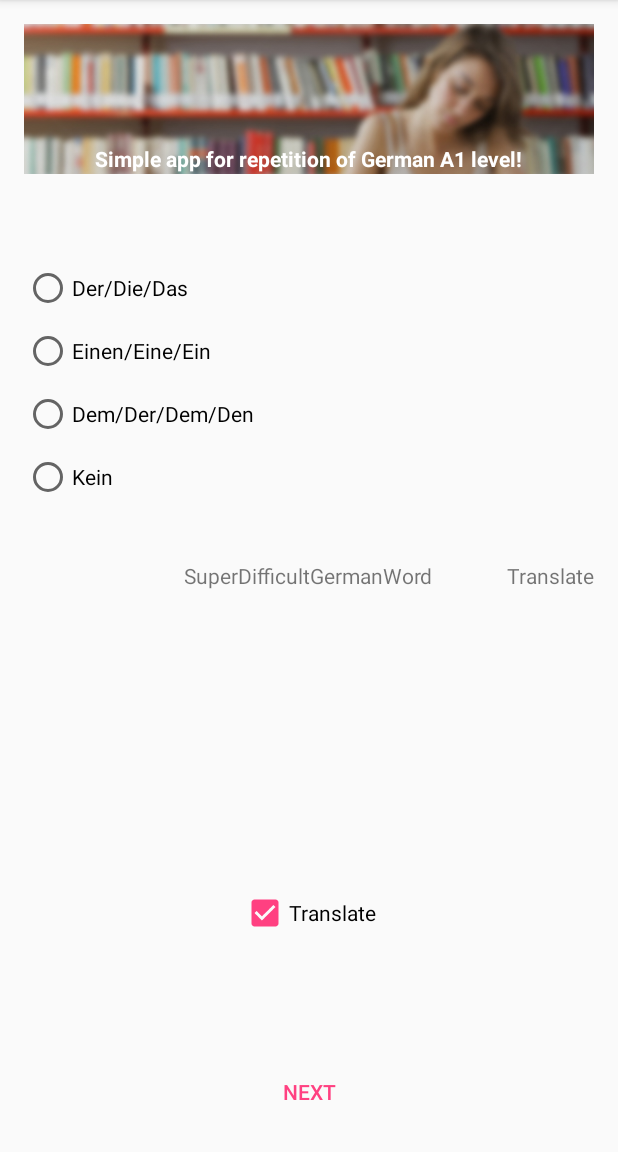
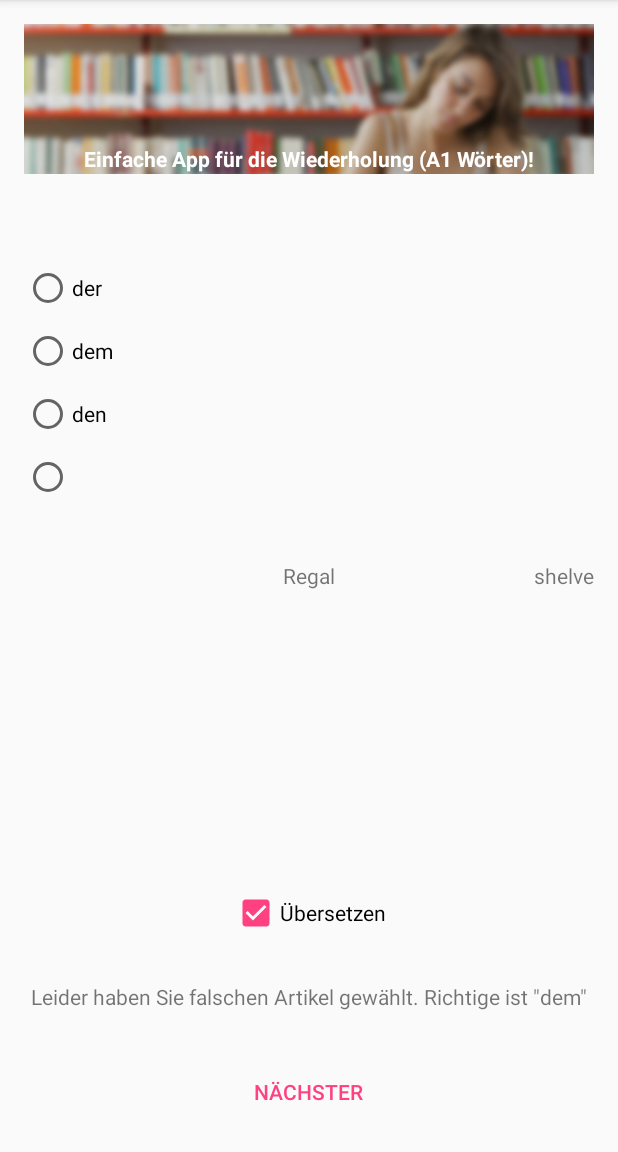
Before and after one commit to rsemenyshyn/oester, an Android app: the screen it shows after launch (MainActivity), after a tap on "OK", on a phone screen of 412 x 824 dp, the part 84-1236 px from its top. Run offline under Robolectric (Android 15) with nearby library versions, the phone set to English and light mode, and no system bars; 1 statement that could not run was skipped; 1 other tap on this screen came first.

Commit message:
basic functionality implemented

```diff
--- a/app/src/main/java/com/example/ripka/deutschwiederholung/MainActivity.java
+++ b/app/src/main/java/com/example/ripka/deutschwiederholung/MainActivity.java
@@ -1,36 +1,62 @@
 package com.example.ripka.deutschwiederholung;
 
+import android.content.Context;
 import android.support.v7.app.AppCompatActivity;
 import android.os.Bundle;
 import android.view.View;
 import android.widget.Button;
 import android.widget.CheckBox;
+import android.widget.RadioButton;
+import android.widget.RadioGroup;
 import android.widget.TextView;
 
+import com.example.ripka.deutschwiederholung.models.WordsParser;
+import com.example.ripka.deutschwiederholung.models.TestGen;
+import com.example.ripka.deutschwiederholung.models.Test;
+import com.example.ripka.deutschwiederholung.models.TestResult;
+
+import java.util.ArrayList;
+
 public class MainActivity extends AppCompatActivity {
+    static private Context context;
+    protected WordsParser tests;
 
     @Override
     protected void onCreate(Bundle savedInstanceState) {
         super.onCreate(savedInstanceState);
         setContentView(R.layout.activity_main);
+
+        context = this;
+        tests = new WordsParser();
+
+        setNextTest();
     }
 
+    static public Context getMainActivityContext() {
+        return context;
+    }
+
+    /* -------------- CONTROLLS ------------*/
     public void checkTest(View view) {
-        //logic for checking test
-        TextView txtWordCurrent = (TextView) findViewById(R.id.word_of_test);
-        String strWord = txtWordCurrent.getText().toString();
-        //~logic for checking test
+        checkCurrTest();
 
         Button btnCheck = (Button)findViewById(R.id.app_btn_go);
         btnCheck.setVisibility(View.INVISIBLE);
 
         Button btnNext = (Button)findViewById(R.id.app_btn_next);
         btnNext.setVisibility(View.VISIBLE);
+
+        TextView txtMessage = (TextView) findViewById(R.id.message);
+        txtMessage.setVisibility(View.VISIBLE);
     }
+    public void nextTest(View view) {
+        setNextTest();
 
-    public void nextTest(View view) {
-        //logic for next test
-        //~logic for next test
+        TextView txtWordTranslation = (TextView)findViewById(R.id.word_translate);
+        txtWordTranslation.setVisibility(View.INVISIBLE);
+
+        TextView txtMessage = (TextView) findViewById(R.id.message);
+        txtMessage.setVisibility(View.INVISIBLE);
 
         Button btnCheck = (Button)findViewById(R.id.app_btn_go);
         btnCheck.setVisibility(View.VISIBLE);
@@ -38,9 +64,7 @@ public class MainActivity extends AppCompatActivity {
         Button btnNext = (Button)findViewById(R.id.app_btn_next);
         btnNext.setVisibility(View.INVISIBLE);
     }
-
-    public void onCheckedChanged(View view)
-    {
+    public void onCheckedChanged(View view) {
         TextView txtWordTranslation = (TextView)findViewById(R.id.word_translate);
         if ( ((CheckBox)view).isChecked() ) {
             txtWordTranslation.setVisibility(View.VISIBLE);
@@ -48,4 +72,36 @@ public class MainActivity extends AppCompatActivity {
             txtWordTranslation.setVisibility(View.INVISIBLE);
         }
     }
+
+    /* ------------------- LOGIC ----------------*/
+    protected void setNextTest(){
+        Test test = TestGen.generateNextTest( tests.getWords() );
+
+        RadioGroup radioGroup = (RadioGroup)findViewById(R.id.radioGroup);
+        int count = radioGroup.getChildCount();
+        for (int i=0;i<count;i++) {
+            View o = radioGroup.getChildAt(i);
+            if (o instanceof RadioButton) {
+                RadioButton option = (RadioButton)o;
+                String strRadio = (i < test.getOptions().size() ) ? test.getOptions().get(i) : "";
+                option.setText( strRadio );
+            }
+        }
+
+        TextView txtWordCurrent = (TextView) findViewById(R.id.word_of_test);
+        TextView txtWordTranslation = (TextView)findViewById(R.id.word_translate);
+
+        txtWordCurrent.setText( test.getWord() );
+        txtWordTranslation.setText( test.getTranslation() );
+    }
+    protected void checkCurrTest(){
+        RadioGroup radioGroup = (RadioGroup)findViewById(R.id.radioGroup);
+        int radioButtonID = radioGroup.getCheckedRadioButtonId();
+        View radioButton = radioGroup.findViewById(radioButtonID);
+        int idx = radioGroup.indexOfChild(radioButton);
+
+        TestResult res = TestGen.checkTest(idx);
+        TextView txtMessage = (TextView) findViewById(R.id.message);
+        txtMessage.setText( res.message );
+    }
 }
--- /dev/null
+++ b/app/src/main/java/com/example/ripka/deutschwiederholung/models/Test.java
@@ -0,0 +1,46 @@
+package com.example.ripka.deutschwiederholung.models;
+
+import java.util.List;
+
+/**
+ * Created by ripka on 9/22/16.
+ */
+
+public class Test {
+    protected List<String> data;
+    protected int intArticelNo;
+    protected List<String> options;
+
+    public Test(List<String> _data) {
+        data = _data;
+    }
+    public TestResult isPassed(int optionID) {
+        TestResult res = new TestResult();
+        res.isPassed = options.get(optionID).equals( data.get(intArticelNo) );
+        if (res.isPassed) {
+            res.message = "Gut! Sie haben richtigen Artikel ausgewählt";
+        } else {
+            res.message = "Leider haben Sie falschen Artikel gewählt. Richtige ist \""+data.get(intArticelNo)+"\"";
+        }
+        return res;
+    }
+
+    // -------------- SET ----------
+    public void setOptions(List<String> _options) {
+        options = _options;
+    }
+    public void setIntArticelNo(int _articleNo){
+        intArticelNo = _articleNo;
+    }
+
+    // -------------- GET ----------
+    public String getWord(){
+        return data.get( data.size()-2 );
+    }
+    public String getTranslation() {
+        return data.get( data.size()-1 );
+    }
+    public List<String> getOptions() {
+        return options;
+    }
+}
--- /dev/null
+++ b/app/src/main/java/com/example/ripka/deutschwiederholung/models/TestGen.java
@@ -0,0 +1,40 @@
+package com.example.ripka.deutschwiederholung.models;
+
+/**
+ * Created by ripka on 9/22/16.
+ */
+
+import java.util.ArrayList;
+import java.util.Collections;
+import java.util.HashSet;
+import java.util.List;
+import java.util.Random;
+
+public class TestGen {
+    static private Test lastGenerated;
+    static public Test generateNextTest(List<List<String>> words) {
+        Random rand = new Random();
+        int index = rand.nextInt( words.size() );
+
+        List<String> record = words.get(index);
+        int articleNo = rand.nextInt( record.size()-2 );
+        List<String> acticles = new ArrayList<String>();
+        for (int i=0; i<words.size(); i++) {
+            acticles.add( words.get(i).get(articleNo) );
+        }
+        List<String> options = new ArrayList(new HashSet(acticles));
+        Collections.shuffle(options);
+
+        Test test = new Test( record );
+        test.setIntArticelNo(articleNo);
+        test.setOptions(options);
+
+        lastGenerated = test;
+        return test;
+    }
+    static public TestResult checkTest(int answerNo) {
+        TestResult res = new TestResult();
+        res = lastGenerated.isPassed(answerNo);
+        return res;
+    }
+}
--- /dev/null
+++ b/app/src/main/java/com/example/ripka/deutschwiederholung/models/TestResult.java
@@ -0,0 +1,10 @@
+package com.example.ripka.deutschwiederholung.models;
+
+/**
+ * Created by ripka on 9/22/16.
+ */
+
+public class TestResult {
+    public boolean isPassed;
+    public String message;
+}
--- /dev/null
+++ b/app/src/main/java/com/example/ripka/deutschwiederholung/models/WordsParser.java
@@ -0,0 +1,61 @@
+package com.example.ripka.deutschwiederholung.models;
+
+/**
+ * Created by ripka on 9/22/16.
+ */
+import com.example.ripka.deutschwiederholung.MainActivity;
+import com.example.ripka.deutschwiederholung.R;
+
+import android.app.AlertDialog;
+import android.content.Context;
+import android.content.DialogInterface;
+
+import java.io.BufferedReader;
+import java.io.IOException;
+import java.io.InputStream;
+import java.io.InputStreamReader;
+import java.util.ArrayList;
+import java.util.Arrays;
+import java.util.List;
+
+
+public class WordsParser {
+    protected List<List<String>> words;
+
+    public WordsParser () {
+        Context context = MainActivity.getMainActivityContext();
+        words = LoadWords(context);
+    }
+
+    public List<List<String>> getWords(){
+        return words;
+    }
+
+    public List<List<String>> LoadWords(Context context){
+        List<List<String>> result = new ArrayList<List<String>>();
+        InputStream is = context.getResources().openRawResource(R.raw.deutsch);
+        BufferedReader reader = new BufferedReader(new InputStreamReader(is));
+        try {
+            String line = reader.readLine();
+            while (line != null) {
+                String[] splitArray = line.split("\\t+");
+                List<String> list = Arrays.asList(splitArray);
+                result.add(list);
+
+                line = reader.readLine();
+            }
+        } catch (IOException ex) {
+            new AlertDialog.Builder(context)
+                    .setTitle("Error")
+                    .setMessage("Sorry, we got unrecognized error :(")
+                    .setNegativeButton(android.R.string.ok, new DialogInterface.OnClickListener() {
+                        public void onClick(DialogInterface dialog, int which) {
+                            // do nothing
+                        }
+                    })
+                    .setIcon(android.R.drawable.ic_dialog_alert)
+                    .show();
+        }
+        return result;
+    }
+}
--- /dev/null
+++ b/app/src/main/res/raw/deutsch.txt
@@ -0,0 +1,4 @@
+der	den	dem	ein	einen 	einem	Kasten	box
+die	die	der	eine	eine	einer	Lade	drawer
+das	das	dem	ein	ein	einem	Regal	shelve
+die	die	den	-	-	einen	Mappen	wallets
--- a/app/src/main/res/values/strings.xml
+++ b/app/src/main/res/values/strings.xml
@@ -1,15 +1,15 @@
 <resources>
     <string name="app_name">Deutsch Wiederholung</string>
-    <string name="app_descr"><b>Simple app for repetition of German A1 level!</b></string>
+    <string name="app_descr"><b>Einfache App für die Wiederholung (A1 Wörter)!</b></string>
     <string name="app_message">Result of test here</string>
 
     <string name="btn_ok">OK</string>
-    <string name="btn_next">Next</string>
+    <string name="btn_next">Nächster</string>
 
     <string name="ger_nominativ">Der/Die/Das</string>
     <string name="ger_akusativ">Einen/Eine/Ein</string>
     <string name="ger_dativ">Dem/Der/Dem/Den</string>
     <string name="ger_none">Kein</string>
     <string name="ger_word">SuperDifficultGermanWord</string>
-    <string name="ger_translate">Translate</string>
+    <string name="ger_translate">Übersetzen</string>
 </resources>
```
Also changed, not shown: 1 other file.
